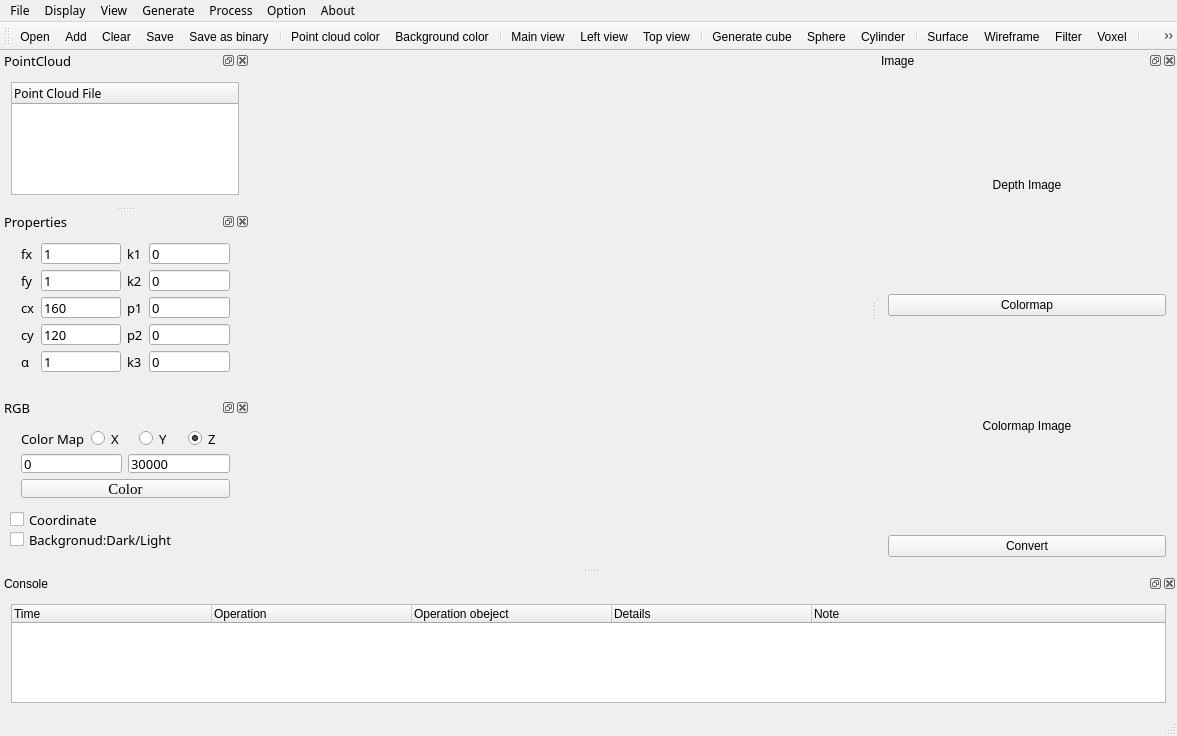
Above: PointCloudTools/PointCloudTools.ui from sunhaox/PointCloudTools before the change. Below: the same form after it.
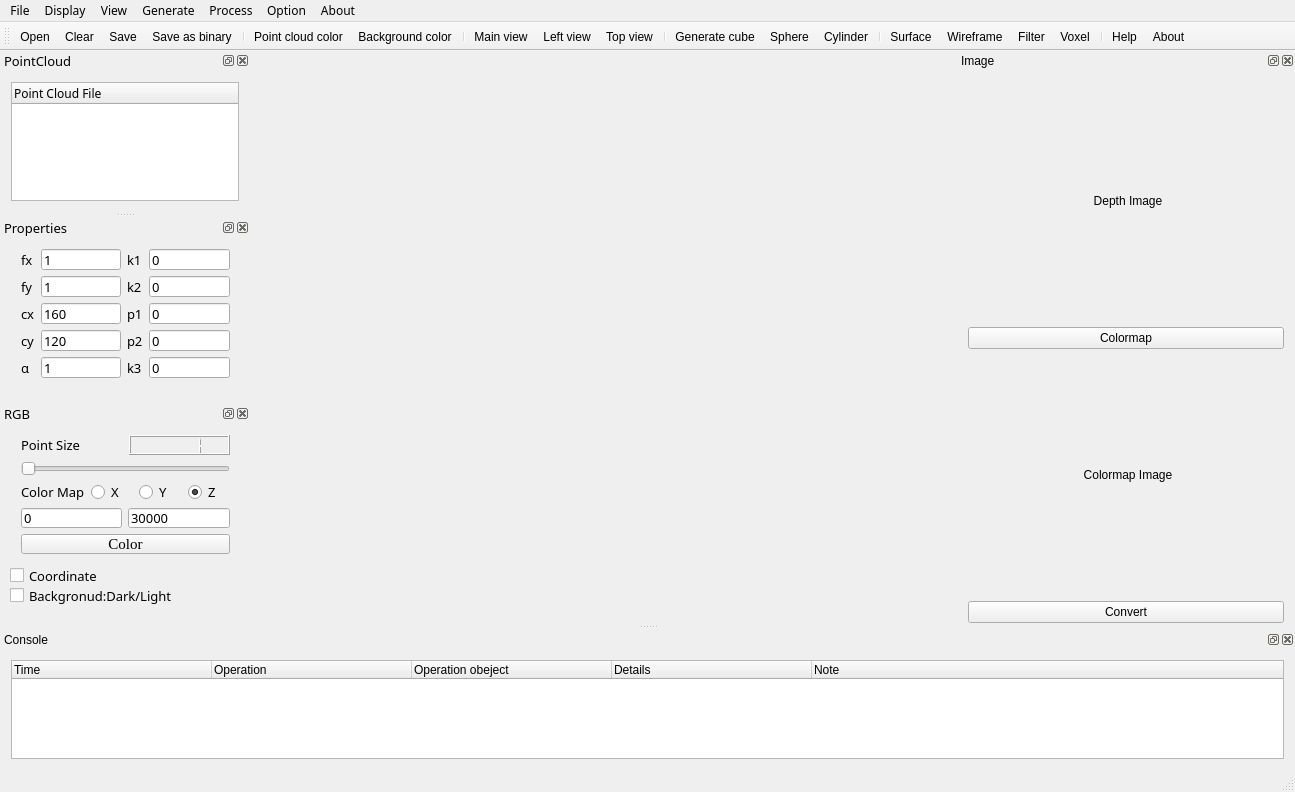
That is the form after the change. Icons and pictures are not drawn. Custom widgets are drawn as their Qt base class.

What changed in the file:
```diff
--- a/PointCloudTools/PointCloudTools.ui
+++ b/PointCloudTools/PointCloudTools.ui
@@ -6,8 +6,8 @@
    <rect>
     <x>0</x>
     <y>0</y>
-    <width>1177</width>
-    <height>736</height>
+    <width>1295</width>
+    <height>792</height>
    </rect>
   </property>
   <property name="sizePolicy">
@@ -68,7 +68,7 @@
     <rect>
      <x>0</x>
      <y>0</y>
-     <width>1177</width>
+     <width>1295</width>
      <height>23</height>
     </rect>
    </property>
@@ -192,7 +192,6 @@
     <bool>false</bool>
    </attribute>
    <addaction name="openAction"/>
-   <addaction name="addAction"/>
    <addaction name="clearAction"/>
    <addaction name="saveAction"/>
    <addaction name="saveBinaryAction"/>
@@ -220,13 +219,13 @@
   <widget class="QDockWidget" name="imageDock">
    <property name="minimumSize">
     <size>
-     <width>300</width>
-     <height>467</height>
+     <width>338</width>
+     <height>584</height>
     </size>
    </property>
    <property name="maximumSize">
     <size>
-     <width>50000</width>
+     <width>338</width>
      <height>524287</height>
     </size>
    </property>
@@ -240,6 +239,18 @@
     <layout class="QVBoxLayout" name="verticalLayout_2">
      <item>
       <widget class="QLabel" name="imageDepth">
+       <property name="minimumSize">
+        <size>
+         <width>320</width>
+         <height>240</height>
+        </size>
+       </property>
+       <property name="maximumSize">
+        <size>
+         <width>320</width>
+         <height>240</height>
+        </size>
+       </property>
        <property name="text">
         <string>Depth Image</string>
        </property>
@@ -257,6 +268,18 @@
      </item>
      <item>
       <widget class="QLabel" name="imageColor">
+       <property name="minimumSize">
+        <size>
+         <width>320</width>
+         <height>240</height>
+        </size>
+       </property>
+       <property name="maximumSize">
+        <size>
+         <width>320</width>
+         <height>240</height>
+        </size>
+       </property>
        <property name="text">
         <string>Colormap Image</string>
        </property>
@@ -330,6 +353,12 @@
    </widget>
   </widget>
   <widget class="QDockWidget" name="propertyDock">
+   <property name="sizePolicy">
+    <sizepolicy hsizetype="Preferred" vsizetype="Preferred">
+     <horstretch>0</horstretch>
+     <verstretch>0</verstretch>
+    </sizepolicy>
+   </property>
    <property name="minimumSize">
     <size>
      <width>250</width>
@@ -339,7 +368,7 @@
    <property name="maximumSize">
     <size>
      <width>250</width>
-     <height>524287</height>
+     <height>186</height>
     </size>
    </property>
    <property name="font">
@@ -635,13 +664,13 @@
    <property name="minimumSize">
     <size>
      <width>250</width>
-     <height>170</height>
+     <height>220</height>
     </size>
    </property>
    <property name="maximumSize">
     <size>
      <width>250</width>
-     <height>150</height>
+     <height>190</height>
     </size>
    </property>
    <property name="font">
@@ -663,10 +692,50 @@
        <x>10</x>
        <y>0</y>
        <width>231</width>
-       <height>91</height>
+       <height>141</height>
       </rect>
      </property>
      <layout class="QVBoxLayout" name="verticalLayout">
+      <item>
+       <layout class="QHBoxLayout" name="horizontalLayout">
+        <property name="leftMargin">
+         <number>0</number>
+        </property>
+        <property name="topMargin">
+         <number>0</number>
+        </property>
+        <item>
+         <widget class="QLabel" name="label_14">
+          <property name="text">
+           <string>Point Size</string>
+          </property>
+         </widget>
+        </item>
+        <item>
+         <widget class="QLCDNumber" name="sizeLCD">
+          <property name="intValue" stdset="0">
+           <number>1</number>
+          </property>
+         </widget>
+        </item>
+       </layout>
+      </item>
+      <item>
+       <widget class="QSlider" name="pSlider">
+        <property name="minimum">
+         <number>1</number>
+        </property>
+        <property name="maximum">
+         <number>10</number>
+        </property>
+        <property name="value">
+         <number>1</number>
+        </property>
+        <property name="orientation">
+         <enum>Qt::Horizontal</enum>
+        </property>
+       </widget>
+      </item>
       <item>
        <layout class="QHBoxLayout" name="horizontalLayout_6">
         <property name="spacing">
@@ -766,7 +835,7 @@
      <property name="geometry">
       <rect>
        <x>10</x>
-       <y>90</y>
+       <y>140</y>
        <width>211</width>
        <height>23</height>
       </rect>
@@ -785,7 +854,7 @@
      <property name="geometry">
       <rect>
        <x>10</x>
-       <y>110</y>
+       <y>160</y>
        <width>201</width>
        <height>23</height>
       </rect>
@@ -983,15 +1052,6 @@
     <string>Clear</string>
    </property>
   </action>
-  <action name="addAction">
-   <property name="icon">
-    <iconset resource="pointcloudtools.qrc">
-     <normaloff>:/Resources/images/add.png</normaloff>:/Resources/images/add.png</iconset>
-   </property>
-   <property name="text">
-    <string>Add</string>
-   </property>
-  </action>
   <action name="sphereAction">
    <property name="icon">
     <iconset resource="pointcloudtools.qrc">
```
Left out of the diff: 3 changed lines with no effect on the pictures.
